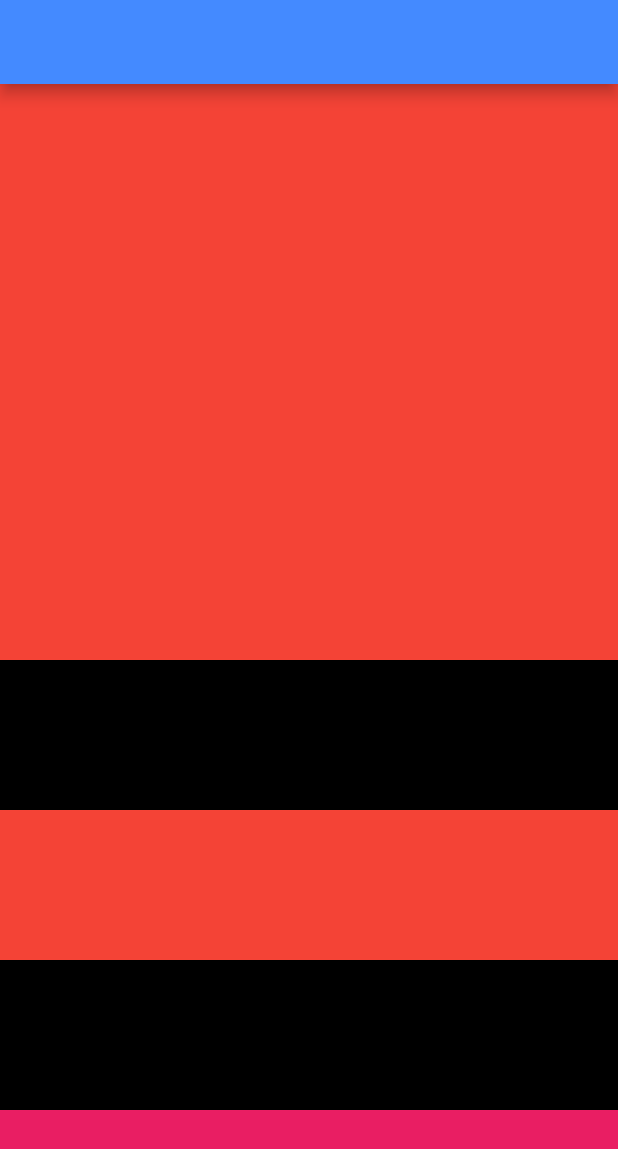
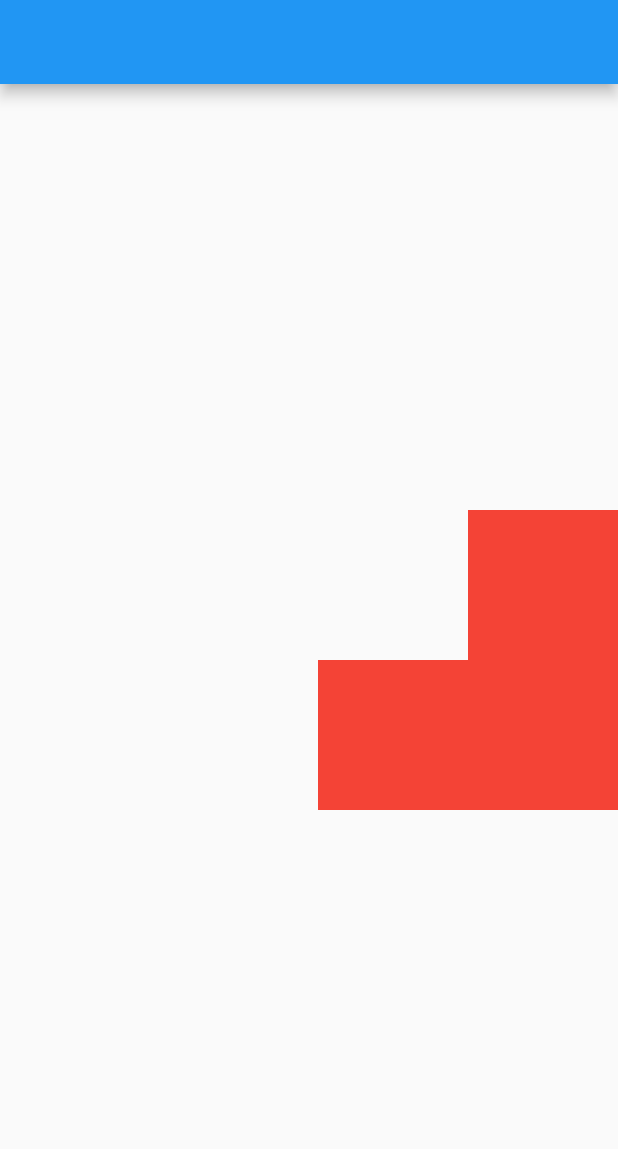
Before and after one commit to jaswinda/flutter_summer, a Flutter app: the screen it shows after launch, on a phone screen of 412 x 824 dp. Shown: the top 1149 px of the screen. Run offline on Flutter 3.47's test engine with Material 2 defaults, Android fonts, the phone set to English and light mode, and no system bars.

Commit message:
column and row

```diff
--- a/lib/components/custom_container.dart
+++ /dev/null
@@ -1,15 +0,0 @@
-import 'package:flutter/material.dart';
-
-class CustomContainer extends StatelessWidget {
-  final Color color;
-  const CustomContainer({super.key,  this.color=Colors.blue});
-
-  @override
-  Widget build(BuildContext context) {
-    return Container(
-      color: color,
-      height: 100,
-      width: 100,
-    );
-  }
-}
--- a/lib/main.dart
+++ b/lib/main.dart
@@ -3,6 +3,6 @@ import 'package:the_flutter_demo/screens/home_screen.dart';
 
 void main() {
   runApp(const MaterialApp(
-    home: HomeScreen(),
+    home:HomeScreen()
   ));
 }
--- a/lib/screens/home_screen.dart
+++ b/lib/screens/home_screen.dart
@@ -5,50 +5,35 @@ class HomeScreen extends StatelessWidget {
 
   @override
   Widget build(BuildContext context) {
-    return Scaffold(
-        appBar: AppBar(
-          backgroundColor: Colors.blueAccent,
-        ),
-        body: Column(
-          children:   [
-            staticComponent(),
-          scrollViewComponent()
-
-          ],
-        ));
-  }
-
-  Widget staticComponent(){
-    return  Expanded(
+    return  Scaffold(
+     appBar: AppBar(),
+     body:Column(
+      mainAxisAlignment: MainAxisAlignment.center,
+       children: [
+        Align(
+          alignment: Alignment.centerRight,
           child: Container(
                 color: Colors.red,
                 height: 100,
+                width: 100,
               ),
-          );
-  }
-  Widget scrollViewComponent(){
-    return Expanded(
-            child: SingleChildScrollView(
-              child: Column(
-                children: [
+        ),
+         Row(
+          mainAxisAlignment: MainAxisAlignment.end,
+          children:   [
             Container(
-                    color: Colors.black,
+              color: Colors.red,
               height: 100,
+              width: 100,
             ),
             Container(
               color: Colors.red,
               height: 100,
-                  ),
-                  Container(
-                    color: Colors.black,
-                    height: 100,
-                  ),
-                  Container(
-                    color: Colors.pink,
-                    height: 100,
+              width: 100,
             ),
           ],
          ),
+       ],
      ),
     );
   }
```
Lines whose indentation alone changed are shown as unchanged.
